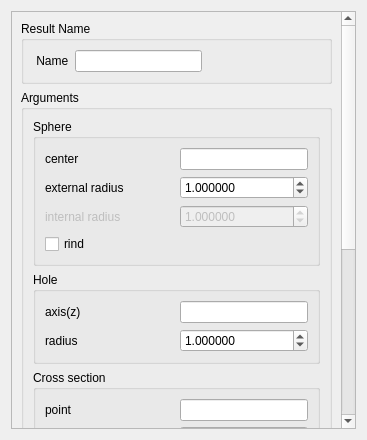
First picture: the form in src/HEXABLOCKGUI/MakeHemiSphere_QTD.ui, repository SalomePlatform/hexablock, before the edit.
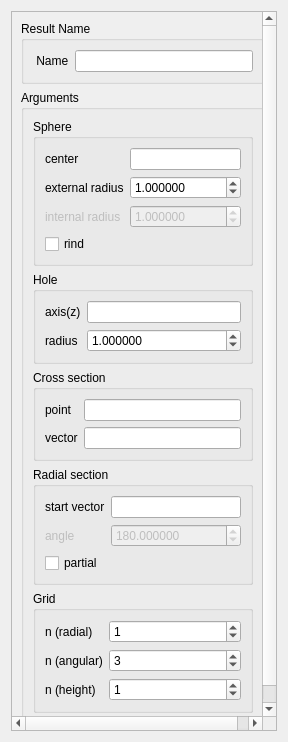
Second picture: the form after the edit.

The edit to the form file:
```diff
--- a/src/HEXABLOCKGUI/MakeHemiSphere_QTD.ui
+++ b/src/HEXABLOCKGUI/MakeHemiSphere_QTD.ui
@@ -6,8 +6,8 @@
    <rect>
     <x>0</x>
     <y>0</y>
-    <width>367</width>
-    <height>440</height>
+    <width>288</width>
+    <height>742</height>
    </rect>
   </property>
   <property name="sizePolicy">
@@ -16,6 +16,12 @@
     <verstretch>0</verstretch>
    </sizepolicy>
   </property>
+  <property name="minimumSize">
+   <size>
+    <width>285</width>
+    <height>0</height>
+   </size>
+  </property>
   <property name="windowTitle">
    <string>HemiSphere Construction</string>
   </property>
@@ -33,8 +39,8 @@
        <rect>
         <x>0</x>
         <y>0</y>
-        <width>330</width>
-        <height>688</height>
+        <width>266</width>
+        <height>720</height>
        </rect>
       </property>
       <layout class="QVBoxLayout" name="verticalLayout_3">
@@ -60,14 +66,14 @@
           <item row="0" column="1">
            <widget class="QLineEdit" name="name_le">
             <property name="sizePolicy">
-             <sizepolicy hsizetype="Minimum" vsizetype="Fixed">
+             <sizepolicy hsizetype="Expanding" vsizetype="Fixed">
               <horstretch>0</horstretch>
               <verstretch>0</verstretch>
              </sizepolicy>
             </property>
             <property name="maximumSize">
              <size>
-              <width>127</width>
+              <width>16777215</width>
               <height>16777215</height>
              </size>
             </property>
@@ -93,7 +99,7 @@
             <property name="title">
              <string>Sphere</string>
             </property>
-            <layout class="QGridLayout" name="gridLayout_2">
+            <layout class="QFormLayout" name="formLayout_4">
              <item row="0" column="0">
               <widget class="QLabel" name="label">
                <property name="text">
@@ -199,7 +205,7 @@
             <property name="title">
              <string>Hole</string>
             </property>
-            <layout class="QGridLayout" name="gridLayout_3">
+            <layout class="QFormLayout" name="formLayout_2">
              <item row="0" column="0">
               <widget class="QLabel" name="label_3">
                <property name="text">
@@ -263,7 +269,7 @@
             <property name="title">
              <string>Cross section</string>
             </property>
-            <layout class="QGridLayout" name="gridLayout_6">
+            <layout class="QFormLayout" name="formLayout_3">
              <item row="0" column="0">
               <widget class="QLabel" name="label_7">
                <property name="text">
@@ -292,35 +298,13 @@
              </item>
              <item row="1" column="0">
               <widget class="QLabel" name="label_4">
-               <property name="enabled">
-                <bool>true</bool>
-               </property>
                <property name="text">
                 <string>vector</string>
                </property>
               </widget>
              </item>
              <item row="1" column="1">
-              <widget class="QLineEdit" name="cross_vec_le">
-               <property name="enabled">
-                <bool>true</bool>
-               </property>
-               <property name="sizePolicy">
-                <sizepolicy hsizetype="Minimum" vsizetype="Fixed">
-                 <horstretch>0</horstretch>
-                 <verstretch>0</verstretch>
-                </sizepolicy>
-               </property>
-               <property name="toolTip">
-                <string extracomment="select vector "/>
-               </property>
-               <property name="statusTip">
-                <string/>
-               </property>
-               <property name="readOnly">
-                <bool>false</bool>
-               </property>
-              </widget>
+              <widget class="QLineEdit" name="cross_vec_le"/>
              </item>
             </layout>
            </widget>
@@ -336,7 +320,7 @@
             <property name="title">
              <string>Radial section</string>
             </property>
-            <layout class="QGridLayout" name="gridLayout">
+            <layout class="QFormLayout" name="formLayout_5">
              <item row="0" column="0">
               <widget class="QLabel" name="label_2">
                <property name="text">
@@ -395,7 +379,7 @@
                </property>
               </widget>
              </item>
-             <item row="2" column="0" colspan="2">
+             <item row="2" column="0">
               <widget class="QCheckBox" name="radial_partial_cb">
                <property name="text">
                 <string>partial</string>
@@ -419,7 +403,7 @@
             <property name="title">
              <string>Grid</string>
             </property>
-            <layout class="QGridLayout" name="gridLayout_4">
+            <layout class="QFormLayout" name="formLayout_6">
              <item row="0" column="0">
               <widget class="QLabel" name="label_8">
                <property name="text">
```
Left out of the diff: 52 changed lines with no effect on the pictures.
